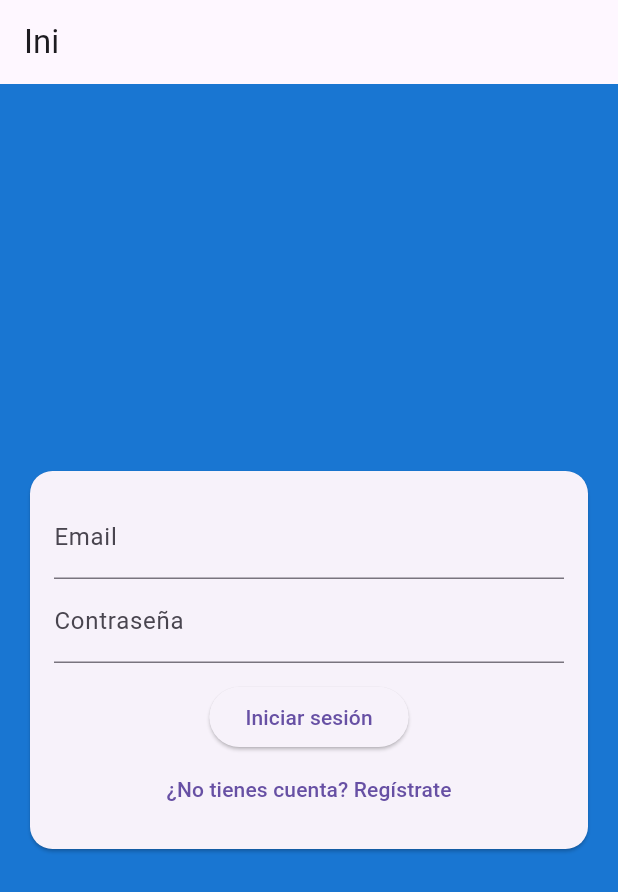
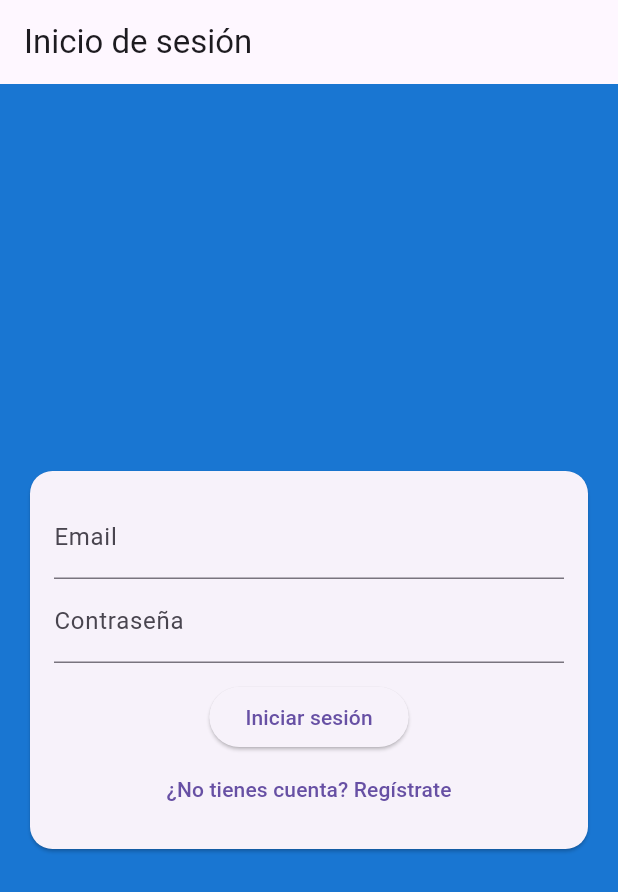
Before and after one commit to ProgramDU/WalletWizard, a Flutter app: the screen it shows after launch, on a phone screen of 412 x 824 dp. Shown: the top 892 px of the screen. Run offline on Flutter 3.47's test engine with Material 3 defaults, Android fonts, the light colour scheme and no system bars; our stand-ins replace cloud_firestore, firebase_auth, firebase_core, fl_chart, google_fonts, percent_indicator; accounts and stored records are empty.

Commit message:
nuevos cambios

```diff
--- a/lib/dahsboard.dart
+++ b/lib/dahsboard.dart
@@ -30,6 +30,7 @@ class _DashboardState extends State<Dashboard> {
   @override
   Widget build(BuildContext context) {
     return Scaffold(
+
       body: _screens[_currentIndex],
       bottomNavigationBar: BottomNavigationBar(
       currentIndex: _currentIndex,
--- a/lib/history_screen.dart
+++ b/lib/history_screen.dart
@@ -55,6 +55,7 @@ class HistoryScreen extends StatelessWidget {
             trailing: Text(
               '-\$${gasto['monto'].toStringAsFixed(2)}',
               style: const TextStyle(color: Colors.red, fontWeight: FontWeight.bold),
+
             ),
           );
         },
--- a/lib/home_screen.dart
+++ b/lib/home_screen.dart
@@ -33,7 +33,7 @@ class HomePage extends StatelessWidget {
                     Column(
                       crossAxisAlignment: CrossAxisAlignment.start,
                       children: [
-                        Text('Hola, Pablo', style: TextStyle(fontSize: 12)),
+                        Text('Hola, Adrian', style: TextStyle(fontSize: 12)),
                         SizedBox(height: 8),
                         Text('\$99.30', style: titleStyle),
                       ],
--- a/lib/login_screen.dart
+++ b/lib/login_screen.dart
@@ -1,6 +1,6 @@
+import 'package:firebase_auth/firebase_auth.dart';
 import 'package:flutter/material.dart';
-import 'package:firebase_auth/firebase_auth.dart';
-import 'package:cloud_firestore/cloud_firestore.dart';
+
 import 'register_screen.dart'; // Importa tu pantalla de registro
 
 class LoginScreen extends StatefulWidget {
@@ -43,7 +43,7 @@ class _LoginScreenState extends State<LoginScreen> {
   @override
   Widget build(BuildContext context) {
     return Scaffold(
-      appBar: AppBar(title: Text('Ini')),
+      appBar: AppBar(title: Text('Inicio de sesión')),
       backgroundColor: Colors.blue.shade700,
       body: Center(
         child: Card(
--- a/lib/main.dart
+++ b/lib/main.dart
@@ -1,13 +1,17 @@
+import 'package:firebase_auth/firebase_auth.dart';
+import 'package:firebase_core/firebase_core.dart';
 import 'package:flutter/material.dart';
-import 'package:firebase_core/firebase_core.dart';
+
+import 'bienvenida_app.dart';
+import 'dahsboard.dart';
 import 'firebase_options.dart'; // Generado por FlutterFire CLI
+import 'gastos_page.dart'; //
+import 'home_screen.dart';
+import 'introduccion.dart';
 import 'login_screen.dart';
-import 'home_screen.dart';
-import 'package:firebase_auth/firebase_auth.dart';
+import 'main_app.dart';
+import 'profile_page.dart';
 import 'register_screen.dart';
-import 'gastos_page.dart'; //
-import 'profile_page.dart';
-import 'dahsboard.dart';
 
 Future<void> main() async {
   WidgetsFlutterBinding.ensureInitialized();
@@ -33,6 +37,9 @@ class MyApp extends StatelessWidget {
       // Usamos StreamBuilder para controlar sesión
       home: AuthenticationWrapper(),
       routes: {
+        '/android': (context) => MainApp(), // Pantalla de bienvenida
+        '/bienvenida': (context) => BienvenidaApp(), // Pantalla de bienvenida
+        '/introduccion': (context) => IntroduccionApp(), // Pantalla de introducción
         '/login': (context) => LoginScreen(),
         '/home': (context) => HomePage(),
         '/register': (context) => RegisterScreen(),
--- a/lib/profile_page.dart
+++ b/lib/profile_page.dart
@@ -30,7 +30,7 @@ class ProfilePage extends StatelessWidget {
                 const CircleAvatar(
                   radius: 30,
                   backgroundImage: NetworkImage(
-                    'https://via.placeholder.com/150', // cambia por foto real
+                    'https://via.placeholder.com/150',
                   ),
                 ),
                 const SizedBox(width: 12),
@@ -38,9 +38,9 @@ class ProfilePage extends StatelessWidget {
                   child: Column(
                     crossAxisAlignment: CrossAxisAlignment.start,
                     children: const [
-                      Text('Pablo', style: TextStyle(fontWeight: FontWeight.bold, fontSize: 16)),
+                      Text('Adrian', style: TextStyle(fontWeight: FontWeight.bold, fontSize: 16)),
                       SizedBox(height: 4),
-                      Text('pablodbjs@gmail.com', style: TextStyle(fontSize: 12, color: Colors.grey)),
+                      Text('adriandu@gmail.com', style: TextStyle(fontSize: 12, color: Colors.grey)),
                     ],
                   ),
                 ),
```
